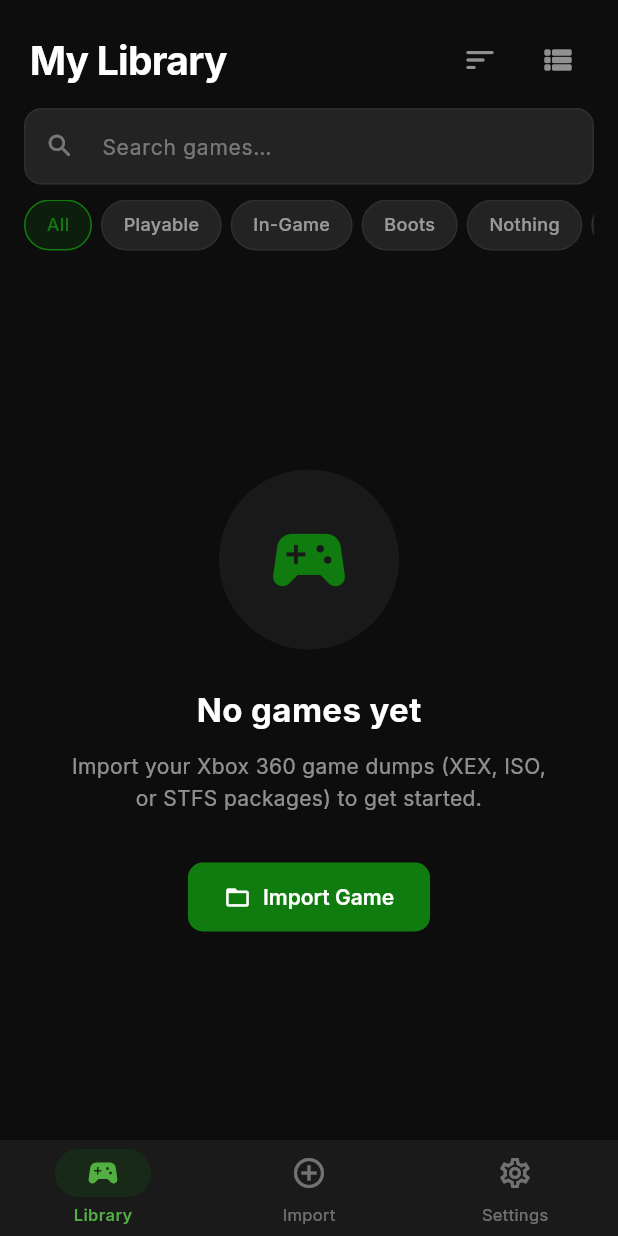
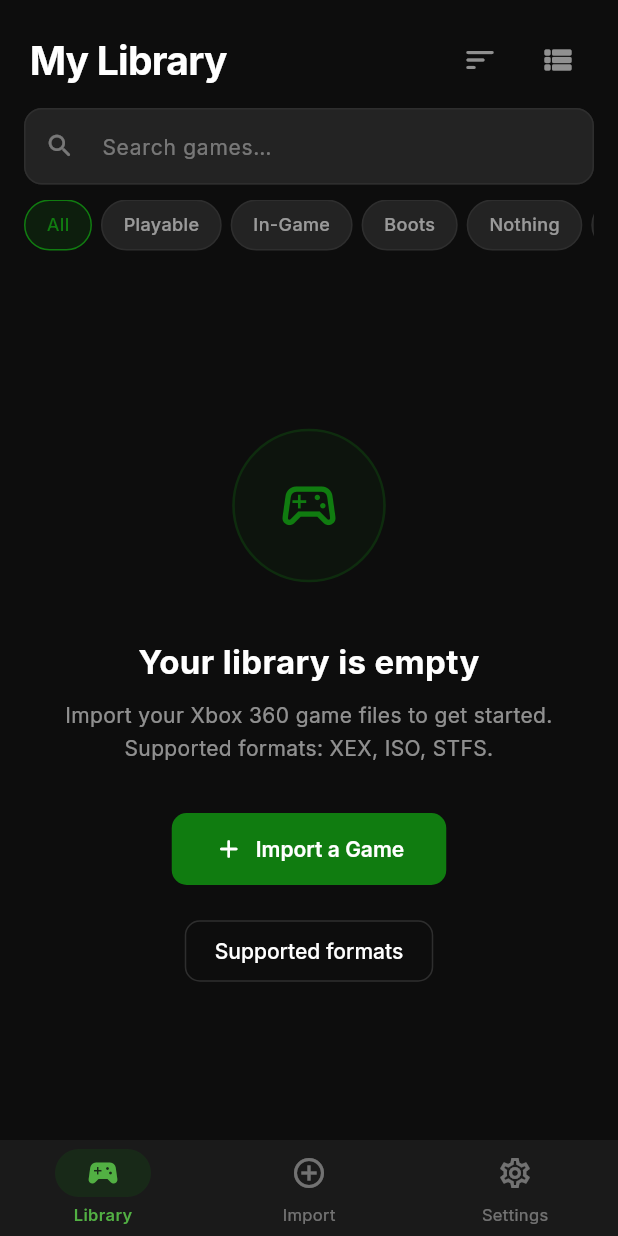
Before and after one commit to ViaXTrace/Xbox360RecompAndroid, a Flutter app: the screen it shows after launch, on a phone screen of 412 x 824 dp. Run offline on Flutter 3.47's test engine with Material 3 defaults, Android fonts, the light colour scheme and no system bars; our stand-ins replace device_info_plus, file_picker, flutter_riverpod, freezed_annotation, go_router, google_fonts and 3 more; missing offline and left inert: dart:ffi; accounts and stored records are empty; generated files the repository leaves out were written again.

Commit message:
redesign: empty_library - complete UI/UX overhaul

```diff
--- a/lib/features/library/widgets/empty_library.dart
+++ b/lib/features/library/widgets/empty_library.dart
@@ -1,8 +1,29 @@
 import 'package:flutter/material.dart';
 import 'package:go_router/go_router.dart';
+import '../../../core/theme/app_theme.dart';
 
-class EmptyLibrary extends StatelessWidget {
+class EmptyLibrary extends StatefulWidget {
   const EmptyLibrary({super.key});
+  @override
+  State<EmptyLibrary> createState() => _EmptyLibraryState();
+}
+
+class _EmptyLibraryState extends State<EmptyLibrary> with SingleTickerProviderStateMixin {
+  late AnimationController _ctrl;
+  late Animation<double> _pulse;
+
+  @override
+  void initState() {
+    super.initState();
+    _ctrl = AnimationController(vsync: this, duration: const Duration(seconds: 2))..repeat(reverse: true);
+    _pulse = Tween(begin: 0.85, end: 1.0).animate(CurvedAnimation(parent: _ctrl, curve: Curves.easeInOut));
+  }
+
+  @override
+  void dispose() {
+    _ctrl.dispose();
+    super.dispose();
+  }
 
   @override
   Widget build(BuildContext context) {
@@ -10,32 +31,52 @@
       child: Padding(
         padding: const EdgeInsets.all(40),
         child: Column(
-          mainAxisAlignment: MainAxisAlignment.center,
+          mainAxisSize: MainAxisSize.min,
           children: [
-            Container(
-              width: 120, height: 120,
-              decoration: BoxDecoration(
-                color: Colors.white.withOpacity(0.05),
-                shape: BoxShape.circle,
+            ScaleTransition(
+              scale: _pulse,
+              child: Container(
+                width: 120, height: 120,
+                decoration: BoxDecoration(
+                  shape: BoxShape.circle,
+                  color: AppTheme.xboxGreen.withAlpha(15),
+                  border: Border.all(color: AppTheme.xboxGreen.withAlpha(60), width: 2),
+                ),
+                child: const Icon(
+                  Icons.sports_esports_outlined,
+                  size: 52,
+                  color: AppTheme.xboxGreen,
+                ),
               ),
-              child: const Icon(Icons.sports_esports, size: 60, color: Color(0xFF107C10)),
             ),
-            const SizedBox(height: 24),
+            const SizedBox(height: 28),
             const Text(
-              'No games yet',
+              'Your library is empty',
               style: TextStyle(fontSize: 22, fontWeight: FontWeight.w700, color: Colors.white),
+              textAlign: TextAlign.center,
             ),
-            const SizedBox(height: 12),
+            const SizedBox(height: 10),
             const Text(
-              'Import your Xbox 360 game dumps (XEX, ISO, or STFS packages) to get started.',
+              'Import your Xbox 360 game files to get started.\nSupported formats: XEX, ISO, STFS.',
+              style: TextStyle(fontSize: 14, color: Colors.white54, height: 1.6),
               textAlign: TextAlign.center,
-              style: TextStyle(fontSize: 14, color: Colors.white54, height: 1.5),
             ),
             const SizedBox(height: 32),
             ElevatedButton.icon(
-              onPressed: () => context.push('/import'),
-              icon: const Icon(Icons.folder_open),
-              label: const Text('Import Game'),
+              onPressed: () => context.go('/import'),
+              icon: const Icon(Icons.add_rounded, size: 20),
+              label: const Text('Import a Game'),
+              style: ElevatedButton.styleFrom(
+                padding: const EdgeInsets.symmetric(horizontal: 28, vertical: 14),
+              ),
+            ),
+            const SizedBox(height: 20),
+            OutlinedButton(
+              onPressed: () => showDialog(
+                context: context,
+                builder: (_) => const _SupportedFormatsDialog(),
+              ),
+              child: const Text('Supported formats'),
             ),
           ],
         ),
@@ -43,3 +84,52 @@
     );
   }
 }
+
+class _SupportedFormatsDialog extends StatelessWidget {
+  const _SupportedFormatsDialog();
+
+  @override
+  Widget build(BuildContext context) {
+    return AlertDialog(
+      title: const Text('Supported Formats'),
+      content: const Column(
+        mainAxisSize: MainAxisSize.min,
+        crossAxisAlignment: CrossAxisAlignment.start,
+        children: [
+          _FormatRow(ext: '.xex', desc: 'Xbox Executable — raw game executable'),
+          SizedBox(height: 12),
+          _FormatRow(ext: '.iso', desc: 'Disc Image — ISO 9660 or XDVDFS format'),
+          SizedBox(height: 12),
+          _FormatRow(ext: 'STFS', desc: 'Xbox Live Package — CON, PIRS, or LIVE'),
+        ],
+      ),
+      actions: [
+        TextButton(onPressed: () => Navigator.pop(context), child: const Text('Close')),
+      ],
+    );
+  }
+}
+
+class _FormatRow extends StatelessWidget {
+  final String ext, desc;
+  const _FormatRow({required this.ext, required this.desc});
+
+  @override
+  Widget build(BuildContext context) {
+    return Row(
+      children: [
+        Container(
+          padding: const EdgeInsets.symmetric(horizontal: 8, vertical: 4),
+          decoration: BoxDecoration(
+            color: AppTheme.xboxGreen.withAlpha(30),
+            borderRadius: BorderRadius.circular(6),
+            border: Border.all(color: AppTheme.xboxGreen.withAlpha(80)),
+          ),
+          child: Text(ext, style: const TextStyle(fontSize: 12, fontWeight: FontWeight.w700, color: AppTheme.xboxGreenLight, fontFamily: 'monospace')),
+        ),
+        const SizedBox(width: 12),
+        Expanded(child: Text(desc, style: const TextStyle(fontSize: 13, color: Colors.white70))),
+      ],
+    );
+  }
+}
```
